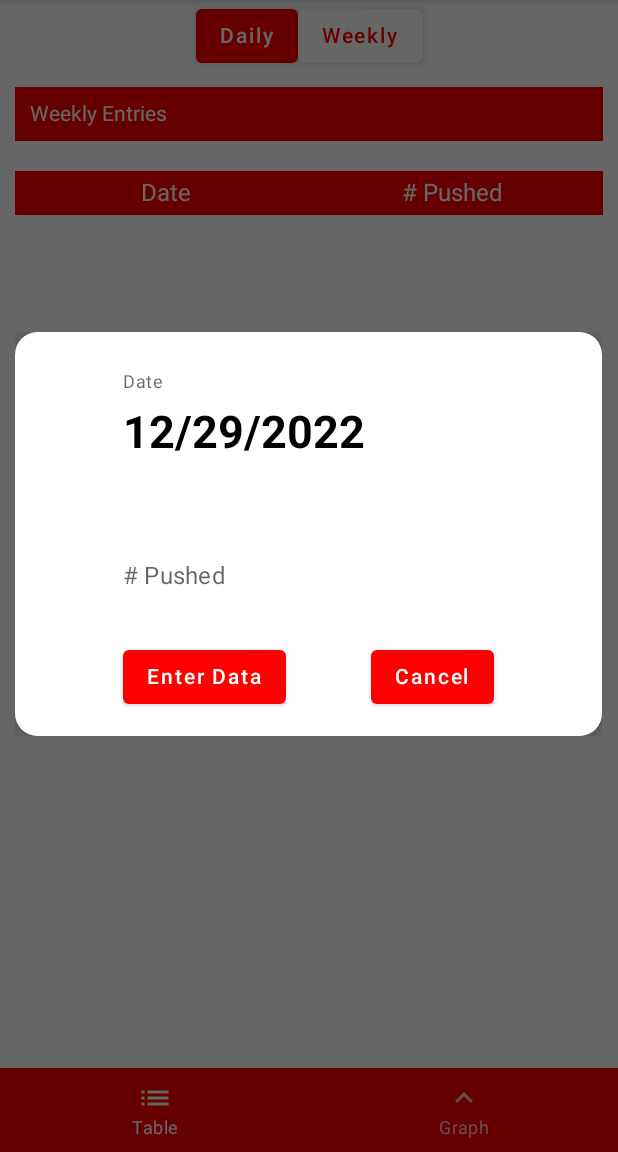
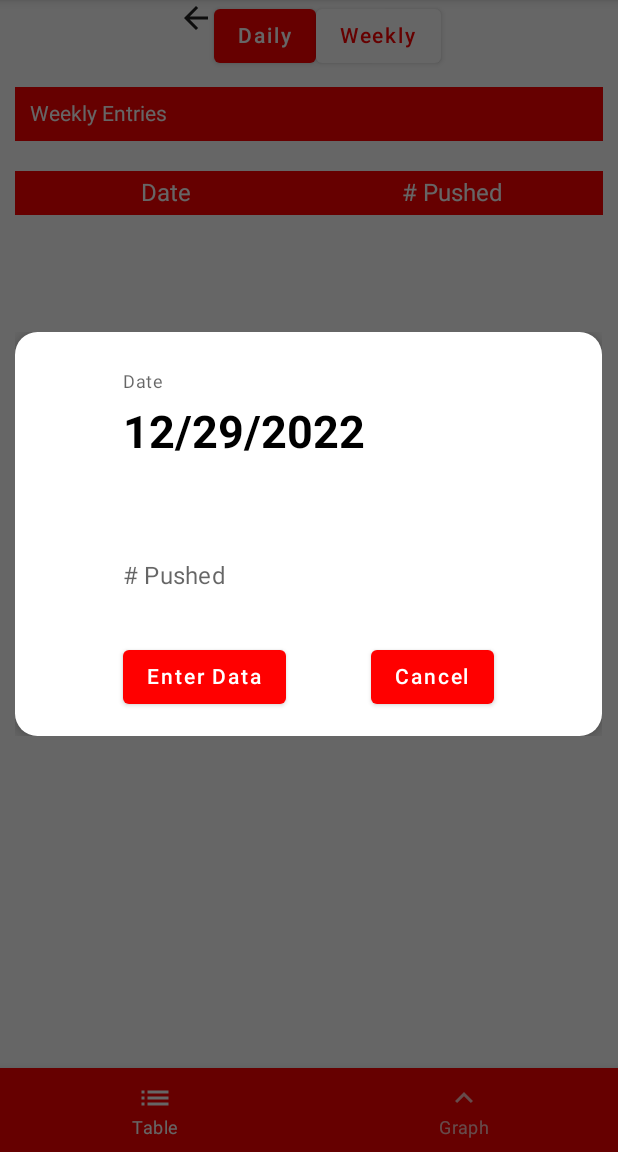
Before and after one commit to NShanklin22/PushupGod, an Android app built with Jetpack Compose: the screen it shows after launch (MainActivity), after a tap on "Add New Entry", on a phone screen of 412 x 824 dp, the part 84-1236 px from its top. Run offline under Robolectric (Android 15) with nearby library versions, the phone set to English and light mode, and no system bars; our stand-ins replace Room's generated code, accompanist, livedata-compose; 2 other taps on this screen came first.

Commit message:
Got start screen to work correctly

```diff
--- a/app/src/main/java/com/example/pushupgod/MainActivity.kt
+++ b/app/src/main/java/com/example/pushupgod/MainActivity.kt
@@ -82,7 +82,6 @@ fun ScreenSetup(viewModel: MainViewModel){
 
     val navController = rememberNavController()
     if(viewModel.NewEntrySelected){
-        Log.e(ContentValues.TAG, "Something should have popped up here!")
         NewEntryDialog(
             viewModel = viewModel,
             onConfirm = {},
@@ -106,7 +105,7 @@ fun NavigationHost(navController: NavHostController, viewModel: MainViewModel){
         startDestination = NavRoutes.Splash.route,
     ){
         composable(NavRoutes.Splash.route){
-            AnimatedSplashScreen()
+            AnimatedSplashScreen(navController)
         }
         composable(NavRoutes.Table.route){
             TableScreen(allLogs,viewModel)
--- a/app/src/main/java/com/example/pushupgod/ui/screens/AnimatedSplashScreen.kt
+++ b/app/src/main/java/com/example/pushupgod/ui/screens/AnimatedSplashScreen.kt
@@ -1,24 +1,58 @@
 package com.example.pushupgod.ui.screens
 
+import androidx.compose.animation.core.animateFloatAsState
+import androidx.compose.animation.core.tween
+import androidx.compose.foundation.Image
+import androidx.compose.foundation.background
 import androidx.compose.foundation.layout.Box
 import androidx.compose.foundation.layout.fillMaxSize
+import androidx.compose.foundation.layout.size
 import androidx.compose.material.Icon
 import androidx.compose.material.icons.Icons
+import androidx.compose.material.icons.filled.AccountBox
 import androidx.compose.material.icons.filled.Email
-import androidx.compose.runtime.Composable
+import androidx.compose.runtime.*
+
+import androidx.compose.ui.Alignment
 import androidx.compose.ui.Modifier
+import androidx.compose.ui.draw.alpha
+import androidx.compose.ui.graphics.Color
+import androidx.compose.ui.res.painterResource
+import androidx.compose.ui.unit.dp
+import androidx.navigation.NavController
+import androidx.navigation.NavHostController
+import com.example.pushupgod.R
+import com.example.pushupgod.ui.appbar.NavRoutes
+import kotlinx.coroutines.delay
 
+// The splash screen will open when the app is first launches
 @Composable
-fun AnimatedSplashScreen(){
-    Splash()
+fun AnimatedSplashScreen(navController: NavHostController){
+    var startAnimation by remember{ mutableStateOf(false) }
+    val alphaAnimation = animateFloatAsState(
+        targetValue = if(startAnimation) 1f else 0f,
+        animationSpec = tween(durationMillis = 3000)
+    )
+
+    LaunchedEffect(key1 = true){
+        startAnimation = true
+        delay(4000)
+        navController.popBackStack()
+        navController.navigate(NavRoutes.Table.route)
+    }
+    Splash(alphaAnimation.value)
 }
 
 @Composable
-fun Splash(){
-    Box(modifier = Modifier.fillMaxSize()){
-        Icon(
-            imageVector = Icons.Default.Email,
-            contentDescription = "Email Icon"
-        )
+fun Splash(alpha: Float){
+    Box(modifier =
+    Modifier
+        .fillMaxSize()
+        .alpha(alpha)
+        .background(Color.Black),
+        contentAlignment = Alignment.Center
+
+    ){
+        Image(painter = painterResource(id = R.drawable.startscreen), contentDescription = "Start up image of swole god")
     }
 }
--- a/app/src/main/java/com/example/pushupgod/ui/screens/TableScreen.kt
+++ b/app/src/main/java/com/example/pushupgod/ui/screens/TableScreen.kt
@@ -6,6 +6,8 @@ import androidx.compose.foundation.lazy.LazyColumn
 import androidx.compose.foundation.lazy.items
 import androidx.compose.foundation.text.KeyboardOptions
 import androidx.compose.material.*
+import androidx.compose.material.icons.Icons
+import androidx.compose.material.icons.filled.ArrowBack
 import androidx.compose.runtime.*
 import androidx.compose.runtime.livedata.observeAsState
 import androidx.compose.ui.Alignment
@@ -94,6 +96,10 @@ fun DataRangeSelector(viewModel: MainViewModel){
             modifier = Modifier.fillMaxWidth(),
             horizontalArrangement = Arrangement.Center
         ){
+            Icon(
+                Icons.Default.ArrowBack,
+                contentDescription = "Go backwards in time"
+            )
             // Daily data button
             Button(
                 onClick = {
```
Also changed, not shown: app/src/main/res/drawable-hdpi/ic_action_name.png (added), app/src/main/res/drawable-mdpi/ic_action_name.png (added), app/src/main/res/drawable-xhdpi/ic_action_name.png (added), app/src/main/res/drawable-xxhdpi/ic_action_name.png (added), app/src/main/res/drawable-xxxhdpi/ic_action_name.png (added), app/src/main/res/drawable/startscreen.png (renamed from app/src/main/java/com/example/pushupgod/ui/theme/StartScreen.png).
